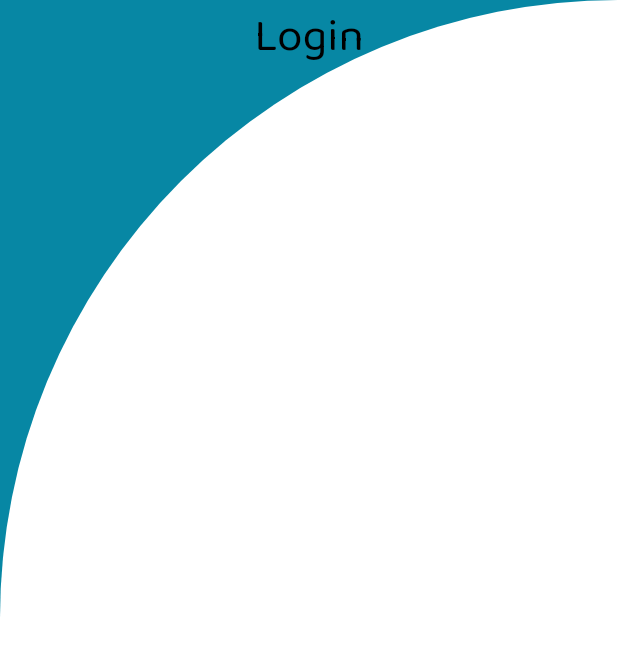
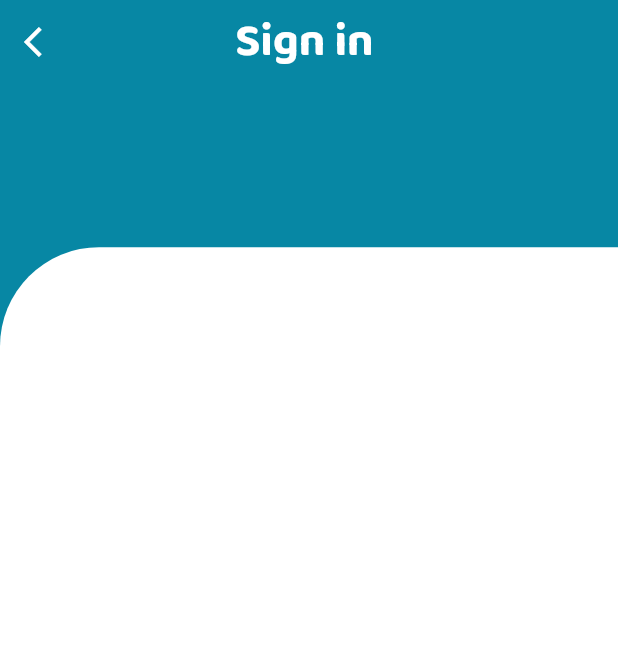
Before and after one commit to Johnathan94/medical_valley, a Flutter app: the screen it shows after launch, on a phone screen of 412 x 824 dp. Shown: the top 655 px of the screen. Run offline on Flutter 3.47's test engine with Material 2 defaults, Android fonts, the phone set to English and light mode, and no system bars; our stand-ins replace flutter_screenutil, google_fonts; generated files the repository leaves out were written again.

Commit message:
add language localization ar , en

```diff
--- /dev/null
+++ b/l10n.yaml
@@ -0,0 +1,3 @@
+arb-dir: lib/core/localizations/l10n
+template-arb-file: app_en.arb
+output-localization-file: app_localizations.dart
--- a/lib/core/app_sizes.dart
+++ b/lib/core/app_sizes.dart
@@ -7,4 +7,5 @@ const double loginIconWidth = 86;
 const double loginIconHeight = 66;
 const double loginBodyMarginTop = 278;
 const double loginBodyRadius = 66;
+const double registerBodyRadius = 66;
 const double text32 = 32;
--- a/lib/core/app_styles.dart
+++ b/lib/core/app_styles.dart
@@ -11,4 +11,9 @@ class AppStyles {
     fontSize: text32.sp,
     fontWeight: FontWeight.w400,
   );
+  static var baloo2FontWith700WeightAnd28Size = GoogleFonts.baloo2(
+    color: whiteColor,
+    fontSize: text32.sp,
+    fontWeight: FontWeight.w700,
+  );
 }
--- /dev/null
+++ b/lib/core/localizations/l10n/app_ar.arb
@@ -0,0 +1,4 @@
+{
+"sign_up" : "تسجيل الحساب ",
+"sign_in" : "تسجيل الدخول "
+}
--- /dev/null
+++ b/lib/core/localizations/l10n/app_en.arb
@@ -0,0 +1,5 @@
+{
+    "sign_up" : "Sign Up",
+    "sign_in" : "Sign in "
+
+}
--- /dev/null
+++ b/lib/core/localizations/l10n/l10n.dart
@@ -0,0 +1,9 @@
+
+import 'package:flutter/material.dart';
+
+class L10n{
+  static const supportedLanguages = [
+    Locale("ar",""),
+    Locale("en",""),
+  ];
+}
--- /dev/null
+++ b/lib/core/widgets/app_bar.dart
@@ -0,0 +1,18 @@
+import 'package:flutter/material.dart';
+import 'package:medical_valley/core/app_colors.dart';
+import 'package:medical_valley/core/app_styles.dart';
+
+class CustomAppBar extends AppBar {
+  String header ;
+  Icon leadingIcon ;
+  List<Widget>? appBarActions ;
+   CustomAppBar({required this.header ,required this.leadingIcon ,this.appBarActions , Key? key}) : super(key: key,
+    title: Text(header , style: AppStyles.baloo2FontWith700WeightAnd28Size,),
+     leading: leadingIcon,
+     elevation: 0,
+     actions: appBarActions ?? [],
+     backgroundColor: primaryColor
+  );
+
+
+}
--- /dev/null
+++ b/lib/features/register/presentation/registeration_screen.dart
@@ -0,0 +1,44 @@
+import 'package:flutter/material.dart';
+import 'package:medical_valley/core/app_colors.dart';
+import 'package:medical_valley/core/app_sizes.dart';
+import 'package:medical_valley/core/widgets/app_bar.dart';
+import 'package:medical_valley/features/register/widgets/primary_bg.dart';
+import 'package:flutter_gen/gen_l10n/app_localizations.dart';
+
+class RegistrationScreen extends StatefulWidget {
+  const RegistrationScreen({Key? key}) : super(key: key);
+
+  @override
+  State<RegistrationScreen> createState() => _RegistrationScreenState();
+}
+
+class _RegistrationScreenState extends State<RegistrationScreen> {
+  @override
+  Widget build(BuildContext context) {
+    return Scaffold(
+      appBar: CustomAppBar(header: AppLocalizations.of(context)!.sign_in , leadingIcon: const Icon(Icons.arrow_back_ios , color: whiteColor,),),
+      body: Stack(
+        children:  [
+          const PrimaryBg(),
+          buildRegisterView()
+        ],
+      ),
+    );
+  }
+
+  buildRegisterView () {
+    return Positioned(
+      bottom: 0,
+      child : Container(
+        width: MediaQuery.of(context).size.width,
+        height: MediaQuery.of(context).size.height * .8,
+        decoration: const BoxDecoration(
+          color: Colors.white,
+          borderRadius: BorderRadiusDirectional.only(
+            topStart: Radius.circular(registerBodyRadius)
+          )
+        ),
+      ),
+    );
+  }
+}
--- /dev/null
+++ b/lib/features/register/widgets/primary_bg.dart
@@ -0,0 +1,15 @@
+import 'package:flutter/material.dart';
+import 'package:medical_valley/core/app_colors.dart';
+
+class PrimaryBg extends StatelessWidget {
+  const PrimaryBg({Key? key}) : super(key: key);
+
+  @override
+  Widget build(BuildContext context) {
+    return Container(
+      width: MediaQuery.of(context).size.width,
+      height: MediaQuery.of(context).size.height,
+      color: primaryColor,
+    );
+  }
+}
--- a/lib/features/splash/presentation/screens/splash_screen.dart
+++ b/lib/features/splash/presentation/screens/splash_screen.dart
@@ -4,34 +4,42 @@ import 'package:flutter/material.dart';
 import 'package:flutter_screenutil/flutter_screenutil.dart';
 import 'package:medical_valley/core/app_sizes.dart';
 import 'package:medical_valley/core/strings/images.dart';
+import 'package:medical_valley/features/register/presentation/registeration_screen.dart';
 
 import '../../../../core/app_colors.dart';
 import '../../../auth/presentation/screens/login_screen.dart';
-
-class SplashScreen extends StatelessWidget {
+class SplashScreen extends StatefulWidget {
   const SplashScreen({Key? key}) : super(key: key);
 
   @override
-  Widget build(BuildContext context) {
-    Future.delayed( Duration(seconds: 5), () {
+  State<SplashScreen> createState() => _SplashScreenState();
+}
+
+class _SplashScreenState extends State<SplashScreen> {
+  @override
+  void initState() {
+    Future.delayed( const Duration(seconds: 5), () {
       goToLoginScreen(context);
     });
+    super.initState();
+  }
 
+  goToLoginScreen(BuildContext context) {
+    Navigator.of(context).pushReplacement(
+        MaterialPageRoute(builder: (context) => const RegistrationScreen()));
+  }
+  @override
+  Widget build(BuildContext context) {
     return Container(
       width: double.infinity,
       height: double.infinity,
       color: primaryColor,
       child: Center(
           child: Image.asset(
-        appIcon,
-        width: splashIconWidth.sw,
-        height: splashIconHeight.sh,
-      )),
+            appIcon,
+            width: splashIconWidth.sw,
+            height: splashIconHeight.sh,
+          )),
     );
   }
-
-  goToLoginScreen(BuildContext context) {
-    Navigator.of(context).pushReplacement(
-        MaterialPageRoute(builder: (context) => const LoginScreen()));
-  }
 }
--- a/lib/main.dart
+++ b/lib/main.dart
@@ -1,10 +1,13 @@
 import 'package:flutter/material.dart';
+import 'package:flutter_localizations/flutter_localizations.dart';
 import 'package:flutter_screenutil/flutter_screenutil.dart';
 import 'package:medical_valley/core/app_sizes.dart';
 import 'package:medical_valley/core/app_theme.dart';
+import 'package:medical_valley/core/localizations/l10n/l10n.dart';
 import 'package:medical_valley/features/splash/presentation/screens/splash_screen.dart';
 
 import 'core/strings/messages.dart';
+import 'package:flutter_gen/gen_l10n/app_localizations.dart';
 
 void main() {
   WidgetsFlutterBinding.ensureInitialized();
@@ -22,6 +25,9 @@ class MyApp extends StatelessWidget {
           return MaterialApp(
             title: applicationTitle,
             theme: appTheme,
+            locale: const Locale("en"),
+            localizationsDelegates: AppLocalizations.localizationsDelegates,
+            supportedLocales: AppLocalizations.supportedLocales,
             debugShowCheckedModeBanner: false,
             home: const SplashScreen(),
           );
--- a/pubspec.yaml
+++ b/pubspec.yaml
@@ -29,6 +29,9 @@ environment:
 dependencies:
   flutter:
     sdk: flutter
+  flutter_localizations:
+    sdk: flutter
+  intl: ^0.17.0
 
 
   # The following adds the Cupertino Icons font to your application.
@@ -53,6 +56,7 @@ dev_dependencies:
 
 # The following section is specific to Flutter packages.
 flutter:
+  generate: true
 
   # The following line ensures that the Material Icons font is
   # included with your application, so that you can use the icons in
```
Also changed, not shown: pubspec.lock.
